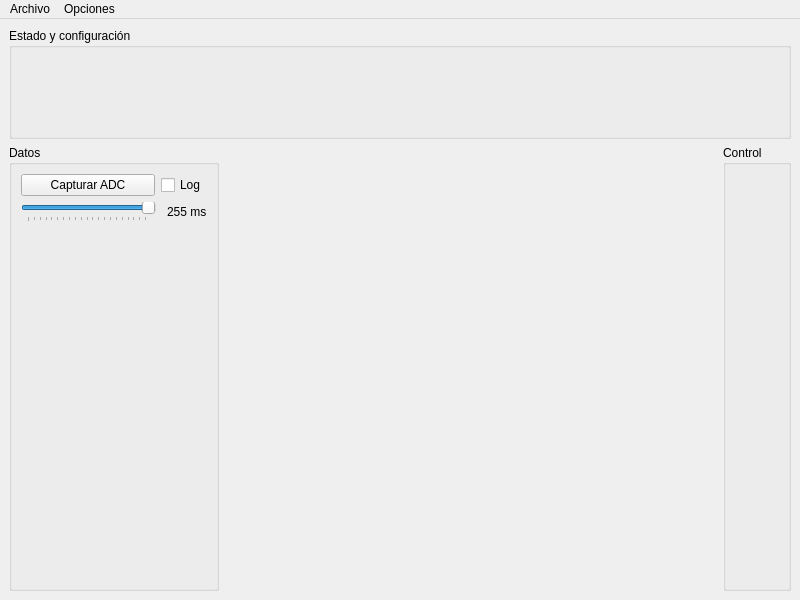
Before: the Qt Designer form mainwindow.ui in GabiAndi/Microcontroladores_2020_Autito_UI, drawn with Qt 5.
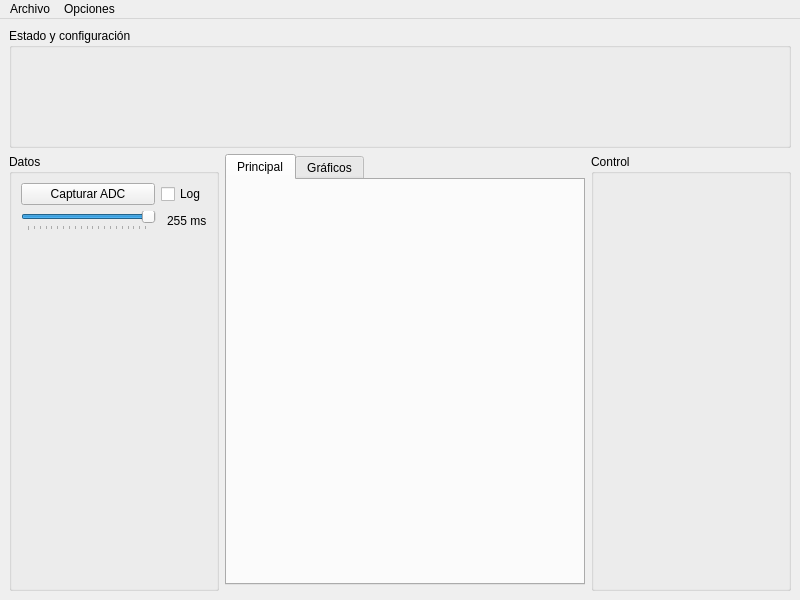
After: the same form once the commit is applied. Custom widgets are drawn as their Qt base class.

Patch:
```diff
--- a/mainwindow.ui
+++ b/mainwindow.ui
@@ -24,42 +24,6 @@
   </property>
   <widget class="QWidget" name="centralwidget">
    <layout class="QGridLayout" name="gridLayout">
-    <item row="0" column="0" colspan="3">
-     <widget class="QGroupBox" name="groupBox">
-      <property name="sizePolicy">
-       <sizepolicy hsizetype="Preferred" vsizetype="Preferred">
-        <horstretch>0</horstretch>
-        <verstretch>1</verstretch>
-       </sizepolicy>
-      </property>
-      <property name="title">
-       <string>Estado y configuración</string>
-      </property>
-     </widget>
-    </item>
-    <item row="1" column="2" rowspan="2">
-     <widget class="QGroupBox" name="groupBox_4">
-      <property name="sizePolicy">
-       <sizepolicy hsizetype="Preferred" vsizetype="Preferred">
-        <horstretch>0</horstretch>
-        <verstretch>0</verstretch>
-       </sizepolicy>
-      </property>
-      <property name="title">
-       <string>Control</string>
-      </property>
-     </widget>
-    </item>
-    <item row="1" column="1" rowspan="2">
-     <widget class="WidgetPanel" name="widgetAuto" native="true">
-      <property name="sizePolicy">
-       <sizepolicy hsizetype="Preferred" vsizetype="Preferred">
-        <horstretch>1</horstretch>
-        <verstretch>2</verstretch>
-       </sizepolicy>
-      </property>
-     </widget>
-    </item>
     <item row="1" column="0" rowspan="2">
      <widget class="QGroupBox" name="groupBox_3">
       <property name="sizePolicy">
@@ -170,6 +134,84 @@
       </layout>
      </widget>
     </item>
+    <item row="1" column="2" rowspan="2">
+     <widget class="QGroupBox" name="groupBox_4">
+      <property name="sizePolicy">
+       <sizepolicy hsizetype="Preferred" vsizetype="Preferred">
+        <horstretch>0</horstretch>
+        <verstretch>0</verstretch>
+       </sizepolicy>
+      </property>
+      <property name="minimumSize">
+       <size>
+        <width>200</width>
+        <height>0</height>
+       </size>
+      </property>
+      <property name="title">
+       <string>Control</string>
+      </property>
+     </widget>
+    </item>
+    <item row="0" column="0" colspan="3">
+     <widget class="QGroupBox" name="groupBox">
+      <property name="sizePolicy">
+       <sizepolicy hsizetype="Preferred" vsizetype="Fixed">
+        <horstretch>0</horstretch>
+        <verstretch>1</verstretch>
+       </sizepolicy>
+      </property>
+      <property name="minimumSize">
+       <size>
+        <width>0</width>
+        <height>120</height>
+       </size>
+      </property>
+      <property name="title">
+       <string>Estado y configuración</string>
+      </property>
+     </widget>
+    </item>
+    <item row="1" column="1">
+     <widget class="QTabWidget" name="tabWidgetUI">
+      <property name="sizePolicy">
+       <sizepolicy hsizetype="Expanding" vsizetype="Expanding">
+        <horstretch>1</horstretch>
+        <verstretch>4</verstretch>
+       </sizepolicy>
+      </property>
+      <property name="currentIndex">
+       <number>0</number>
+      </property>
+      <widget class="QWidget" name="tabPrincipal">
+       <attribute name="title">
+        <string>Principal</string>
+       </attribute>
+       <layout class="QVBoxLayout" name="verticalLayout_2">
+        <item>
+         <widget class="WidgetPanel" name="widgetAuto" native="true">
+          <property name="sizePolicy">
+           <sizepolicy hsizetype="Preferred" vsizetype="Preferred">
+            <horstretch>0</horstretch>
+            <verstretch>0</verstretch>
+           </sizepolicy>
+          </property>
+         </widget>
+        </item>
+       </layout>
+      </widget>
+      <widget class="QWidget" name="tabGrafico">
+       <attribute name="title">
+        <string>Gráficos</string>
+       </attribute>
+       <layout class="QVBoxLayout" name="verticalLayout_3">
+        <item>
+         <widget class="QWidget" name="widgetAdc" native="true"/>
+        </item>
+       </layout>
+      </widget>
+     </widget>
+    </item>
    </layout>
   </widget>
   <widget class="QMenuBar" name="menubar">
```
